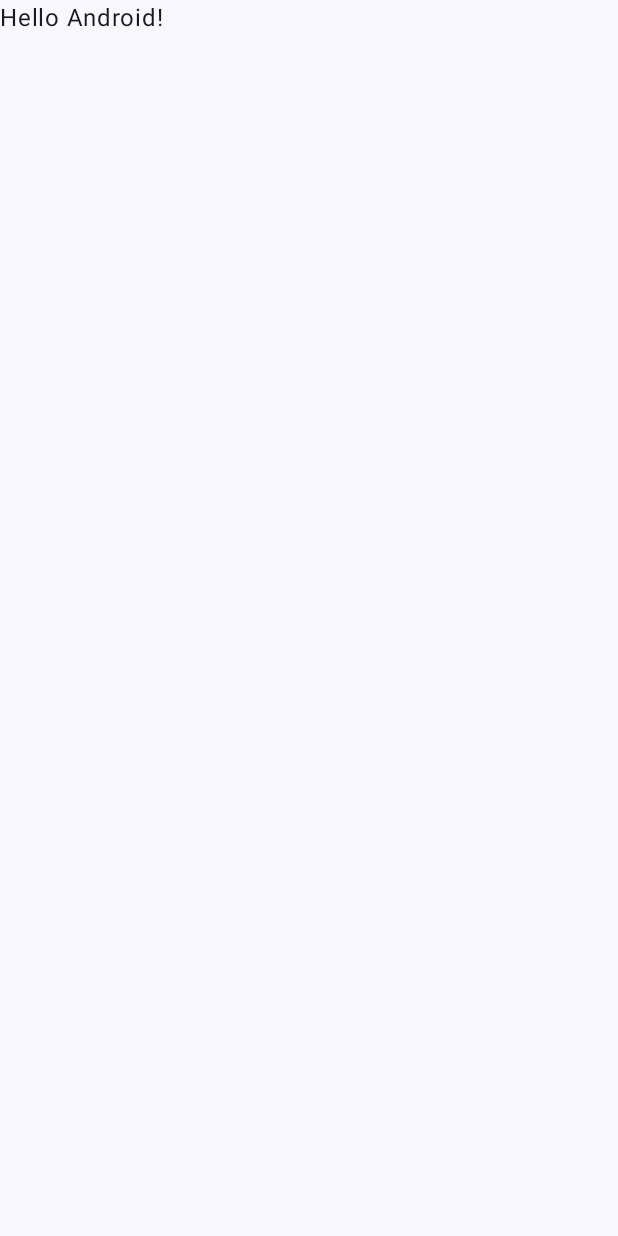
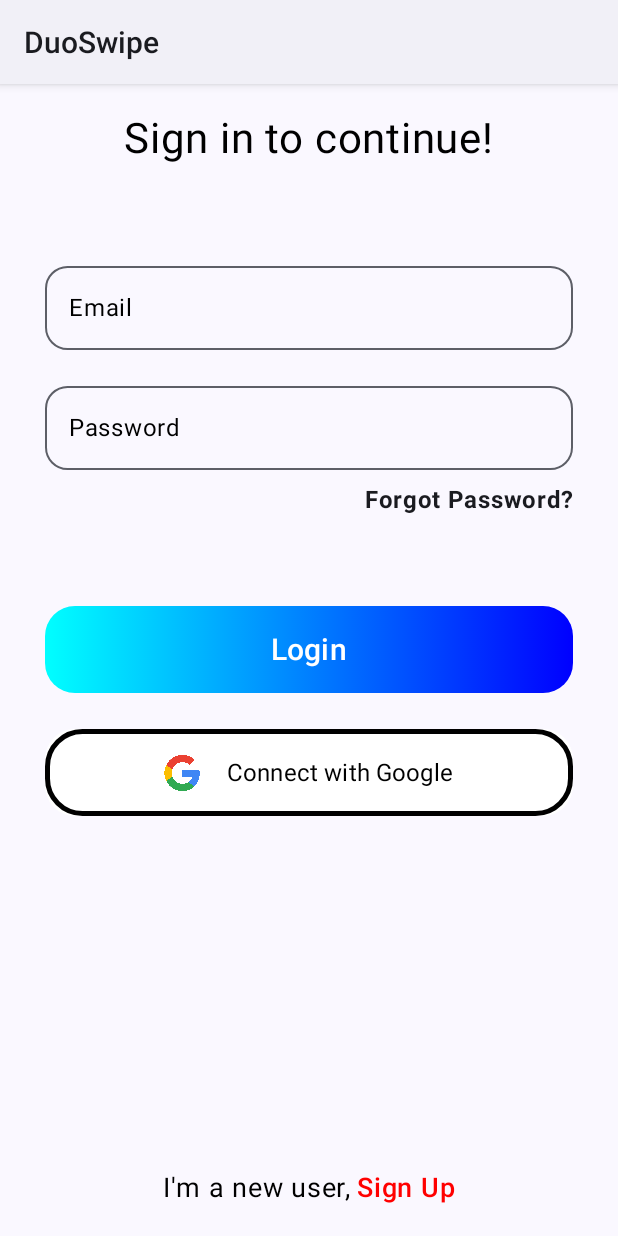
Before and after one commit to nasuh-unal/DuoSwipe, an Android app built with Jetpack Compose: the screen it shows after launch (MainActivity), on a phone screen of 412 x 824 dp. Before the commit the screen is almost empty. Run offline under Robolectric (Android 15) with nearby library versions, the phone set to English and light mode, and no system bars; 1 statement that could not run was skipped.

Commit message:
-Package structure created -LoginScreen designed -Splash Screen designed -Navigation library implemented

```diff
--- a/app/src/main/AndroidManifest.xml
+++ b/app/src/main/AndroidManifest.xml
@@ -10,13 +10,13 @@
         android:label="@string/app_name"
         android:roundIcon="@mipmap/ic_launcher_round"
         android:supportsRtl="true"
-        android:theme="@style/Theme.DuoSwipe"
+        android:theme="@style/Theme.App.Starting"
         tools:targetApi="31">
         <activity
             android:name=".MainActivity"
             android:exported="true"
             android:label="@string/app_name"
-            android:theme="@style/Theme.DuoSwipe">
+            android:theme="@style/Theme.App.Starting">
             <intent-filter>
                 <action android:name="android.intent.action.MAIN" />
 
--- a/app/src/main/java/com/example/duoswipe/MainActivity.kt
+++ b/app/src/main/java/com/example/duoswipe/MainActivity.kt
@@ -1,46 +1,102 @@
 package com.example.duoswipe
-
+import android.content.Intent
 import android.os.Bundle
+import android.view.animation.OvershootInterpolator
 import androidx.activity.ComponentActivity
 import androidx.activity.compose.setContent
+import androidx.activity.viewModels
+import androidx.compose.animation.core.Animatable
+import androidx.compose.animation.core.tween
+import androidx.compose.foundation.Image
+import androidx.compose.foundation.background
+import androidx.compose.foundation.layout.Box
 import androidx.compose.foundation.layout.fillMaxSize
 import androidx.compose.material3.MaterialTheme
 import androidx.compose.material3.Surface
 import androidx.compose.material3.Text
 import androidx.compose.runtime.Composable
+import androidx.compose.runtime.LaunchedEffect
+import androidx.compose.runtime.remember
+import androidx.compose.ui.Alignment
 import androidx.compose.ui.Modifier
+import androidx.compose.ui.draw.alpha
+import androidx.compose.ui.draw.scale
+import androidx.compose.ui.graphics.Color
+import androidx.compose.ui.res.painterResource
 import androidx.compose.ui.tooling.preview.Preview
+import androidx.core.splashscreen.SplashScreen.Companion.installSplashScreen
+import androidx.navigation.NavController
+import androidx.navigation.compose.NavHost
+import androidx.navigation.compose.composable
+import androidx.navigation.compose.rememberNavController
+import com.example.duoswipe.ui.login.LoginScreen
 import com.example.duoswipe.ui.theme.DuoSwipeTheme
+import kotlinx.coroutines.delay
 
 class MainActivity : ComponentActivity() {
+    private val viewModel: MainViewModel by viewModels()
     override fun onCreate(savedInstanceState: Bundle?) {
         super.onCreate(savedInstanceState)
+        installSplashScreen().apply {
+            setKeepVisibleCondition {
+                viewModel.isLoading.value
+            }
+        }
         setContent {
             DuoSwipeTheme {
-                // A surface container using the 'background' color from the theme
-                Surface(
-                    modifier = Modifier.fillMaxSize(),
-                    color = MaterialTheme.colorScheme.background
-                ) {
-                    Greeting("Android")
-                }
+                MainScreen()
             }
         }
     }
 }
 
+
+
+
+
+
+/*
 @Composable
-fun Greeting(name: String, modifier: Modifier = Modifier) {
-    Text(
-        text = "Hello $name!",
-        modifier = modifier
-    )
-}
+fun Navigation() {
+    val navController = rememberNavController()
+    NavHost(navController = navController, startDestination = "login_screen") {
+        composable("login_screen") {
+            LoginScreen(navController)
+        }
+    }
+}*/
+/*
+@Composable
+private fun SplashScreen(navController: NavController) {
 
-@Preview(showBackground = true)
-@Composable
-fun GreetingPreview() {
-    DuoSwipeTheme {
-        Greeting("Android")
+    val scale = remember {
+        Animatable(0f)
     }
-}
+
+    LaunchedEffect(true) {
+        scale.animateTo(
+            targetValue = 1.0f,
+            animationSpec = tween(
+                durationMillis = 500,
+                easing = {
+                    OvershootInterpolator(2f).getInterpolation(it)
+                }
+            )
+        )
+        delay(3000L)
+        navController.navigate("main_screen")
+    }
+    Box(
+        modifier = Modifier
+            .fillMaxSize()
+            .background(
+                Color(0xFFFFF9DB)
+            ),
+        contentAlignment = Alignment.Center
+    ) {
+        Image(
+            modifier = Modifier.scale(scale.value),
+            painter = painterResource(id = R.drawable.logo), contentDescription = null
+        )
+    }
+}*/
--- /dev/null
+++ b/app/src/main/java/com/example/duoswipe/MainScreen.kt
@@ -0,0 +1,22 @@
+package com.example.duoswipe
+
+import androidx.compose.runtime.Composable
+import androidx.navigation.NavController
+import androidx.navigation.NavHost
+import androidx.navigation.compose.NavHost
+import androidx.navigation.compose.composable
+import androidx.navigation.compose.rememberNavController
+import com.example.duoswipe.ui.login.LoginScreen
+
+@Composable
+fun MainScreen(){
+    val navController = rememberNavController()
+        NavHost(
+            navController=navController,
+            startDestination="login_screen"
+        ){
+            composable("login_screen") {
+                LoginScreen(navController)
+            }
+        }
+}
--- /dev/null
+++ b/app/src/main/java/com/example/duoswipe/ui/Components.kt
@@ -0,0 +1,161 @@
+package com.example.duoswipe.ui
+
+import androidx.compose.foundation.background
+import androidx.compose.foundation.border
+import androidx.compose.foundation.clickable
+import androidx.compose.foundation.layout.Arrangement
+import androidx.compose.foundation.layout.Row
+import androidx.compose.foundation.layout.Spacer
+import androidx.compose.foundation.layout.fillMaxWidth
+import androidx.compose.foundation.layout.height
+import androidx.compose.foundation.layout.size
+import androidx.compose.foundation.layout.width
+import androidx.compose.foundation.shape.RoundedCornerShape
+import androidx.compose.material3.Button
+import androidx.compose.material3.ButtonDefaults
+import androidx.compose.material3.ExperimentalMaterial3Api
+import androidx.compose.material3.Icon
+import androidx.compose.material3.OutlinedTextField
+import androidx.compose.material3.Text
+import androidx.compose.material3.TextFieldDefaults
+import androidx.compose.runtime.Composable
+import androidx.compose.ui.Alignment
+import androidx.compose.ui.Modifier
+import androidx.compose.ui.graphics.Brush
+import androidx.compose.ui.graphics.Color
+import androidx.compose.ui.res.painterResource
+import androidx.compose.ui.text.font.FontWeight
+import androidx.compose.ui.text.input.PasswordVisualTransformation
+import androidx.compose.ui.text.input.VisualTransformation
+import androidx.compose.ui.tooling.preview.Preview
+import androidx.compose.ui.unit.TextUnit
+import androidx.compose.ui.unit.dp
+import androidx.compose.ui.unit.sp
+import com.example.duoswipe.R
+
+@Composable
+fun CommonText(
+    text: String,
+    color: Color = Color.Black,
+    fontSize: TextUnit = 16.sp,
+    fontWeight: FontWeight = FontWeight.Normal,
+    function: () -> Unit
+) {
+    Text(
+        text = text,
+        color = color,
+        fontSize = fontSize,
+        fontWeight = fontWeight,
+        modifier = Modifier.clickable {
+            function
+        }
+    )
+}
+
+@OptIn(ExperimentalMaterial3Api::class)
+@Composable
+fun CommonTextField(
+    text: String,
+    placeholder: String,
+    isPasswordTextField: Boolean,
+    onValueChange: (String) -> Unit
+) {
+    OutlinedTextField(
+        value = text,
+        onValueChange = { onValueChange(it) },
+        label = { Text(text = placeholder, color = Color.Black) },
+        maxLines = 1,
+        singleLine = true,
+        colors = TextFieldDefaults.outlinedTextFieldColors(
+            focusedBorderColor = Color.Cyan,
+            cursorColor = Color.Black
+        ),
+        shape = RoundedCornerShape(15.dp),
+        modifier = Modifier.fillMaxWidth(),
+        visualTransformation = if (isPasswordTextField) PasswordVisualTransformation()
+        else VisualTransformation.None
+    )
+}
+@Composable
+fun CommonGoogleButton(
+    text: String
+) {
+    Button(
+        onClick = { },
+        colors = ButtonDefaults.buttonColors(
+            containerColor = Color.White
+        ),
+        elevation = ButtonDefaults.buttonElevation(0.dp),
+        modifier = Modifier
+            .background(Color.White, RoundedCornerShape(20.dp))
+            .fillMaxWidth()
+            .height(58.dp)
+            .border(3.dp, Color.Black, RoundedCornerShape(25.dp))
+    ) {
+        Row(
+            modifier = Modifier
+                .fillMaxWidth()
+                .background(
+                    Color.White, RoundedCornerShape(20.dp)
+                ),
+            verticalAlignment = Alignment.CenterVertically,
+            horizontalArrangement = Arrangement.Center
+        ) {
+            Icon(
+                painter = painterResource(id = R.drawable.ic_google_logo),
+                contentDescription = "Google Logo",
+                tint = Color.Unspecified,
+                modifier = Modifier.size(24.dp)
+            )
+            Spacer(modifier = Modifier.width(18.dp))
+            Text(
+                color= Color.Black,
+                text = text,
+                fontSize = 16.sp,
+                fontWeight = FontWeight.W400
+            )
+        }
+    }
+}
+
+@Composable
+fun CommonLoginButton(
+    text: String,
+    modifier: Modifier = Modifier,
+    onClick: () -> Unit
+) {
+    Button(
+        modifier = modifier
+
+            .background(
+                Brush.horizontalGradient(
+                    colors = listOf(
+                        Color.Cyan, Color.Blue
+                    )
+                ),
+                RoundedCornerShape(20.dp)
+            )
+            .height(58.dp),
+        colors = ButtonDefaults.buttonColors(
+             Color.Transparent
+        ),
+        onClick = { onClick() },
+        elevation = ButtonDefaults.buttonElevation(defaultElevation = 0.dp)
+    ) {
+        Text(text = text, fontSize = 20.sp, color = Color.White)
+    }
+}
+@Preview
+@Composable
+fun previewCommonText() {
+    CommonText(text = "deneme",color=Color.Blue) {}
+}
+
+
+
+/*
+@Preview
+@Composable
+fun previewCommonTextField() {
+    CommonTextField(text = "deneme", onValueChange = {}) {}
+}*/
--- /dev/null
+++ b/app/src/main/java/com/example/duoswipe/ui/login/LoginScreen.kt
@@ -0,0 +1,116 @@
+package com.example.duoswipe.ui.login
+
+import androidx.compose.foundation.layout.Arrangement
+import androidx.compose.foundation.layout.Column
+import androidx.compose.foundation.layout.Row
+import androidx.compose.foundation.layout.Spacer
+import androidx.compose.foundation.layout.fillMaxSize
+import androidx.compose.foundation.layout.fillMaxWidth
+import androidx.compose.foundation.layout.height
+import androidx.compose.foundation.layout.padding
+import androidx.compose.foundation.layout.width
+import androidx.compose.material3.Surface
+import androidx.compose.material3.Text
+import androidx.compose.runtime.Composable
+import androidx.compose.runtime.getValue
+import androidx.compose.runtime.mutableStateOf
+import androidx.compose.runtime.remember
+import androidx.compose.runtime.setValue
+import androidx.compose.ui.Alignment
+import androidx.compose.ui.Modifier
+import androidx.compose.ui.graphics.Color
+import androidx.compose.ui.text.font.FontWeight
+import androidx.compose.ui.text.style.TextAlign
+import androidx.compose.ui.tooling.preview.Preview
+import androidx.compose.ui.unit.dp
+import androidx.compose.ui.unit.sp
+import androidx.navigation.NavController
+import androidx.navigation.compose.rememberNavController
+import com.example.duoswipe.ui.CommonGoogleButton
+import com.example.duoswipe.ui.CommonLoginButton
+import com.example.duoswipe.ui.CommonText
+import com.example.duoswipe.ui.CommonTextField
+
+@Composable
+fun LoginScreen(navController: NavController) {
+
+    var email by remember { mutableStateOf("") }
+    var password by remember { mutableStateOf("") }
+
+    Surface(
+        modifier = Modifier
+            .fillMaxSize()
+    ) {
+        Column(
+            verticalArrangement = Arrangement.Center,
+            horizontalAlignment = Alignment.CenterHorizontally,
+            modifier = Modifier.fillMaxWidth().padding(horizontal = 30.dp, vertical = 20.dp)
+        ) {
+            Column(
+                verticalArrangement = Arrangement.Center,
+                horizontalAlignment = Alignment.CenterHorizontally
+            ) {
+                CommonText(
+                    text = "Sign in to continue!",
+                    fontSize = 28.sp,
+                    color = Color.Black
+                ) {}
+            }
+            Spacer(modifier = Modifier.height(60.dp))
+            CommonTextField(
+                text = email,
+                placeholder = "Email",
+                onValueChange = { email = it },
+                isPasswordTextField = false
+            )
+            Spacer(modifier = Modifier.height(16.dp))
+            CommonTextField(
+                text = password,
+                placeholder = "Password",
+                onValueChange = { password = it },
+                isPasswordTextField = true
+            )
+            Spacer(modifier = Modifier.height(8.dp))
+            Text(
+                text = "Forgot Password?",
+                fontWeight = FontWeight.Bold,
+                textAlign = TextAlign.End,
+                fontSize = 16.sp,
+                modifier = Modifier.fillMaxWidth()
+            )
+            Spacer(modifier = Modifier.weight(0.1f))
+            CommonLoginButton(text = "Login", modifier = Modifier.fillMaxWidth()) {
+                if (email == "adem" && password == "12345") {
+                    println("Giris basarili.")
+                } else {
+                    println("Giris basarisiz.")
+                }
+            }
+            Spacer(modifier = Modifier.height(24.dp))
+            CommonGoogleButton(text = "Connect with Google")
+            Spacer(modifier = Modifier.weight(0.4f))
+            Row(
+                verticalAlignment = Alignment.CenterVertically,
+                horizontalArrangement = Arrangement.Center,
+                modifier = Modifier.fillMaxWidth()
+            ) {
+                CommonText(text = "I'm a new user,", fontSize = 18.sp) {}
+                Spacer(modifier = Modifier.width(4.dp))
+                CommonText(
+                    text = "Sign Up",
+                    color = Color.Red,
+                    fontSize = 18.sp,
+                    fontWeight = FontWeight.W500
+                ) {
+                    navController.navigate("register_screen")
+                }
+            }
+        }
+    }
+}
+@Preview
+@Composable
+fun previewLoginScreen() {
+    val navController = rememberNavController()
+    LoginScreen(navController)
+}
--- /dev/null
+++ b/app/src/main/java/com/example/duoswipe/ui/login/LoginState.kt
@@ -0,0 +1,4 @@
+package com.example.duoswipe.ui.login
+
+class LoginState {
+}
--- /dev/null
+++ b/app/src/main/java/com/example/duoswipe/ui/login/LoginViewModel.kt
@@ -0,0 +1,4 @@
+package com.example.duoswipe.ui.login
+
+class LoginViewModel {
+}
--- /dev/null
+++ b/app/src/main/java/com/example/duoswipe/ui/register/RegisterScreen.kt
@@ -0,0 +1,4 @@
+package com.example.duoswipe.ui.register
+
+class RegisterScreen {
+}
--- /dev/null
+++ b/app/src/main/java/com/example/duoswipe/ui/register/RegisterState.kt
@@ -0,0 +1,5 @@
+package com.example.duoswipe.ui.register
+
+class RegisterState {
+
+}
--- /dev/null
+++ b/app/src/main/java/com/example/duoswipe/ui/register/RegisterViewModel.kt
@@ -0,0 +1,4 @@
+package com.example.duoswipe.ui.register
+
+class RegisterViewModel {
+}
--- a/app/src/main/java/com/example/duoswipe/ui/theme/Color.kt
+++ b/app/src/main/java/com/example/duoswipe/ui/theme/Color.kt
@@ -9,3 +9,4 @@ val Pink80 = Color(0xFFEFB8C8)
 val Purple40 = Color(0xFF6650a4)
 val PurpleGrey40 = Color(0xFF625b71)
 val Pink40 = Color(0xFF7D5260)
+val splashback = Color(0xFFFFF9DB)
--- /dev/null
+++ b/app/src/main/res/values/splash.xml
@@ -0,0 +1,7 @@
+<?xml version="1.0" encoding="utf-8"?>
+<resources>
+    <style name="Theme.App.Starting" parent="Theme.SplashScreen">
+        <item name="windowSplashScreenBackground">#FFF9DB</item>
+        <item name="windowSplashScreenAnimatedIcon">@drawable/logo</item>
+    </style>
+</resources>
--- a/app/src/main/res/values/themes.xml
+++ b/app/src/main/res/values/themes.xml
@@ -2,4 +2,5 @@
 <resources>
 
     <style name="Theme.DuoSwipe" parent="android:Theme.Material.Light.NoActionBar" />
+
 </resources>
--- a/gradle/libs.versions.toml
+++ b/gradle/libs.versions.toml
@@ -8,6 +8,8 @@ espressoCore = "3.5.1"
 lifecycleRuntimeKtx = "2.8.0"
 activityCompose = "1.9.0"
 composeBom = "2023.08.00"
+navigation="2.4.0-alpha05"
+splash="1.0.0-alpha02"
 
 [libraries]
 androidx-core-ktx = { group = "androidx.core", name = "core-ktx", version.ref = "coreKtx" }
@@ -24,6 +26,8 @@ androidx-ui-tooling-preview = { group = "androidx.compose.ui", name = "ui-toolin
 androidx-ui-test-manifest = { group = "androidx.compose.ui", name = "ui-test-manifest" }
 androidx-ui-test-junit4 = { group = "androidx.compose.ui", name = "ui-test-junit4" }
 androidx-material3 = { group = "androidx.compose.material3", name = "material3" }
+androidx-navigation = { group= "androidx.navigation", name="navigation-compose", version.ref="navigation" }
+androidx-core-splash={group="androidx.core", name="core-splashscreen", version.ref="splash"}
 
 [plugins]
 androidApplication = { id = "com.android.application", version.ref = "agp" }
```
Also changed, not shown: app/build.gradle.kts (+9 -0 lines), app/src/main/java/com/example/duoswipe/MainViewModel.kt (added, +20 -0 lines), app/src/main/res/drawable/ic_google_logo.png (added), app/src/main/res/drawable/logo.png (added).
